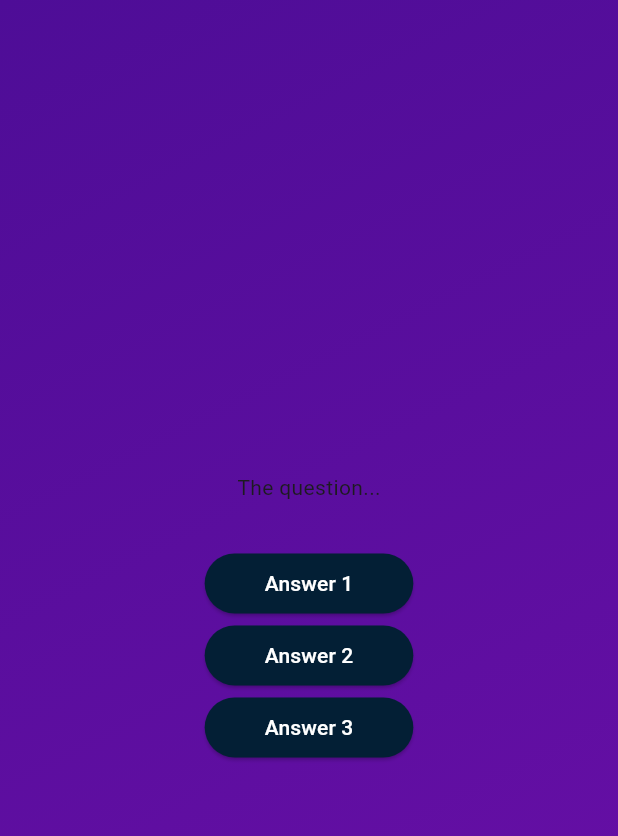
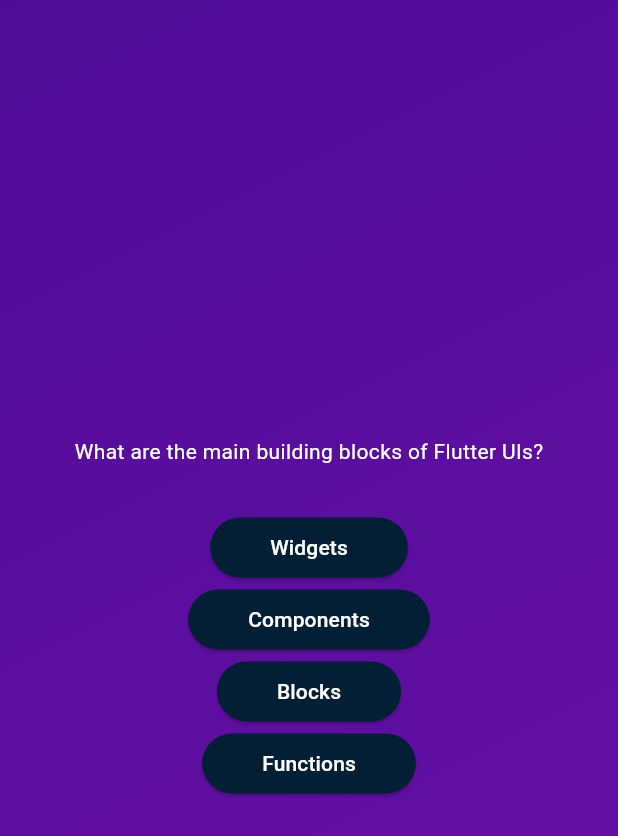
Before and after one commit to AnicetFantomas/Flutter-quiz-app, a Flutter app: the screen it shows after launch, after a tap on "Start Quiz", on a phone screen of 412 x 824 dp. Shown: the top 836 px of the screen. Run offline on Flutter 3.47's test engine with Material 3 defaults, Android fonts, the phone set to English and light mode, and no system bars.

Commit message:
Render answers with map

```diff
--- a/lib/question_sceen.dart
+++ b/lib/question_sceen.dart
@@ -1,5 +1,6 @@
 import 'package:flutter/material.dart';
 import 'package:quiz_app/answer_button.dart';
+import 'package:quiz_app/data/questions.dart';
 
 class QuestionScreen extends StatefulWidget {
   const QuestionScreen({super.key});
@@ -12,16 +13,21 @@ class QuestionScreen extends StatefulWidget {
 class _QuestionScreenState extends State<QuestionScreen> {
   @override
   Widget build(context) {
+    final currentQuestion = questions[0];
+
     return SizedBox(
       width: double.infinity,
       child: Column(
         mainAxisAlignment: MainAxisAlignment.center,
         children: [
-          const Text('The question...'),
+          Text(
+            currentQuestion.text,
+            style: const TextStyle(color: Colors.white),
+          ),
           const SizedBox(height: 30),
-          AnswerButton(answerText: 'Answer 1', onTap: () {}),
-          AnswerButton(answerText: 'Answer 2', onTap: () {}),
-          AnswerButton(answerText: 'Answer 3', onTap: () {}),
+          ...currentQuestion.answers.map((answer) {
+            return AnswerButton(answerText: answer, onTap: () {});
+          })
         ],
       ),
     );
```
